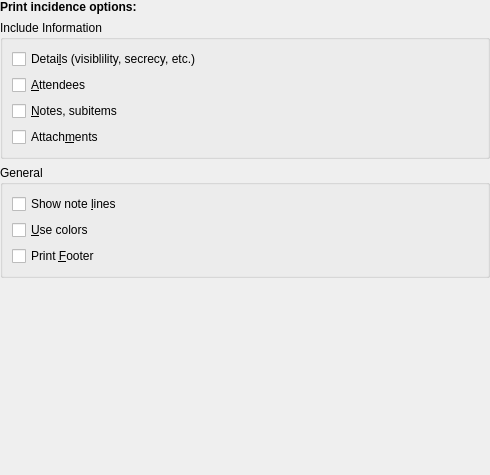
Old version of the form src/printing/calprintincidenceconfig_base.ui in the repository KDE/calendarsupport.
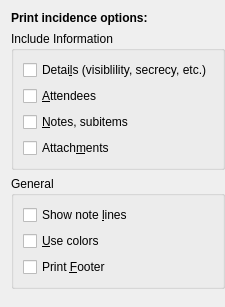
New version of the form.

The edit to the form file:
```diff
--- a/src/printing/calprintincidenceconfig_base.ui
+++ b/src/printing/calprintincidenceconfig_base.ui
@@ -4,28 +4,11 @@
  <comment>Configuration page for printing incidences.</comment>
  <class>CalPrintIncidenceConfig_Base</class>
  <widget class="QWidget" name="CalPrintIncidenceConfig_Base">
-  <property name="geometry">
-   <rect>
-    <x>0</x>
-    <y>0</y>
-    <width>490</width>
-    <height>475</height>
-   </rect>
-  </property>
-  <layout class="QGridLayout" name="gridLayout">
-   <property name="leftMargin">
-    <number>0</number>
-   </property>
-   <property name="topMargin">
-    <number>0</number>
-   </property>
+  <layout class="QVBoxLayout">
    <property name="rightMargin">
     <number>0</number>
    </property>
-   <property name="bottomMargin">
-    <number>0</number>
-   </property>
-   <item row="0" column="0">
+   <item>
     <widget class="QLabel" name="label">
      <property name="text">
       <string>&lt;html&gt;&lt;head&gt;&lt;meta name=&quot;qrichtext&quot; content=&quot;1&quot; /&gt;&lt;style type=&quot;text/css&quot;&gt;
@@ -35,7 +18,7 @@
      </property>
     </widget>
    </item>
-   <item row="1" column="0">
+   <item>
     <widget class="QGroupBox" name="mIncludeInfoGroup">
      <property name="title">
       <string>Include Information</string>
@@ -99,7 +82,7 @@
      </layout>
     </widget>
    </item>
-   <item row="2" column="0">
+   <item>
     <widget class="QGroupBox" name="mGeneralGroup">
      <property name="title">
       <string comment="@title general print settings">General</string>
@@ -147,17 +130,11 @@
      </layout>
     </widget>
    </item>
-   <item row="3" column="0">
+   <item>
     <spacer name="verticalSpacer">
      <property name="orientation">
       <enum>Qt::Vertical</enum>
      </property>
-     <property name="sizeHint" stdset="0">
-      <size>
-       <width>20</width>
-       <height>192</height>
-      </size>
-     </property>
     </spacer>
    </item>
   </layout>
```
Left out of the diff: 10 changed lines with no effect on the pictures.
